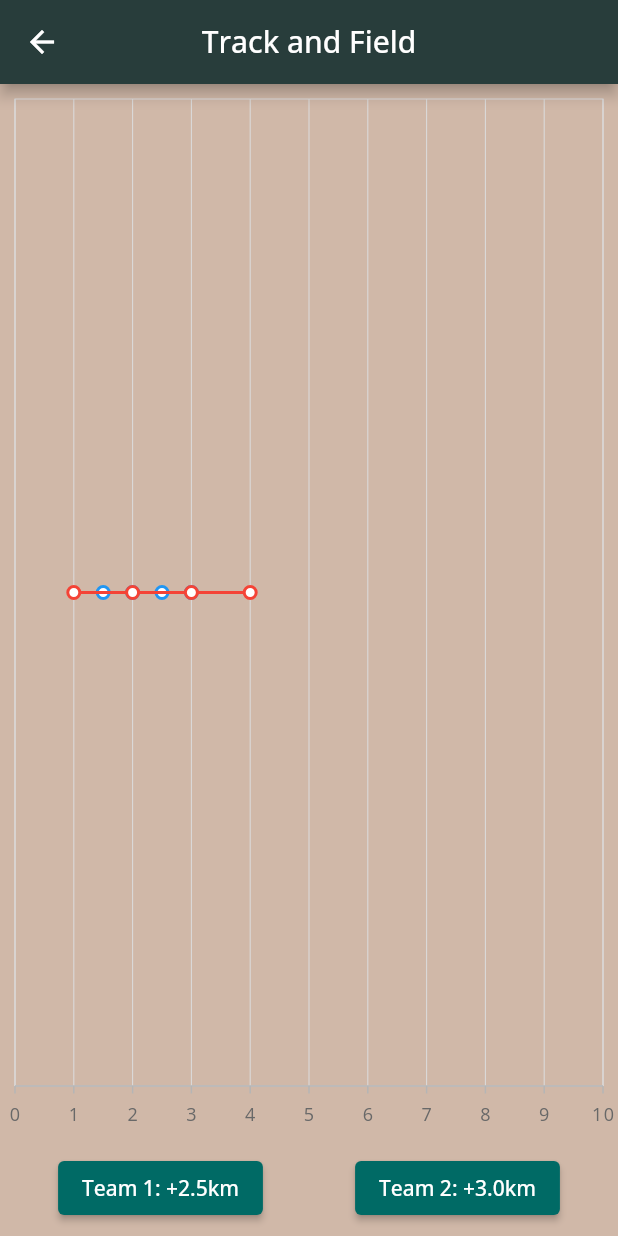
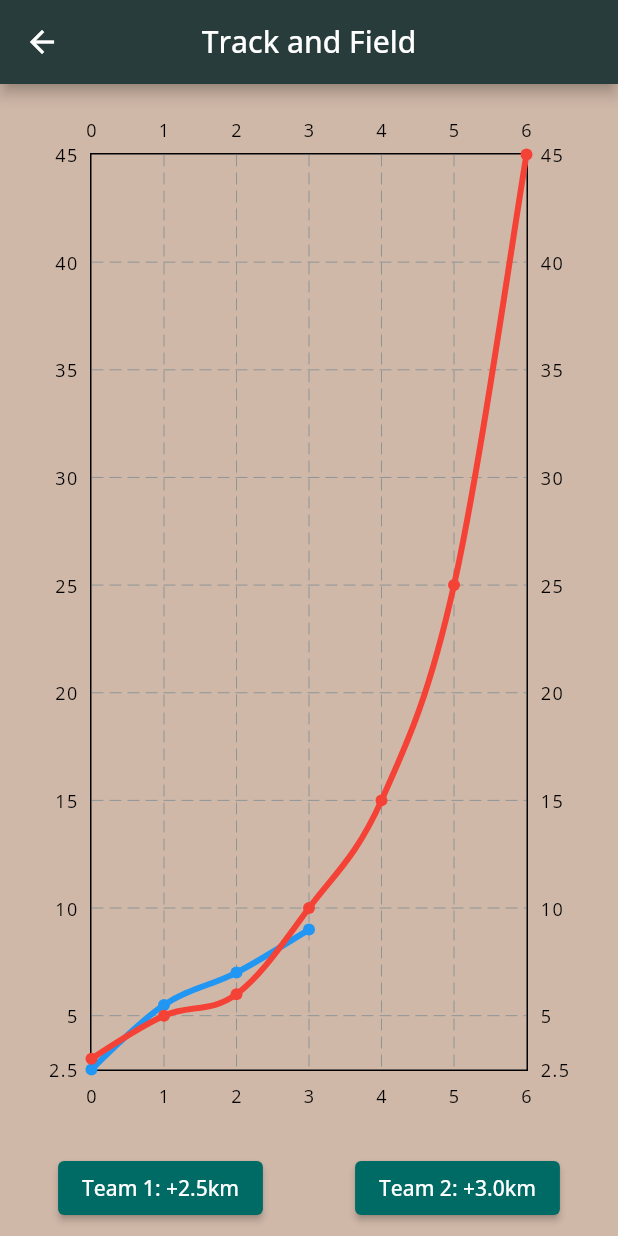
Before and after one commit to T-Pirozzini/ride_tide_stride, a Flutter app: the TrackPage screen opened directly, on a phone screen of 412 x 824 dp. Run offline on Flutter 3.47's test engine with Material 3 defaults, Android fonts, the phone set to English and light mode, and no system bars; drawn by our look-alikes of fl_chart; our stand-ins replace badges, cloud_firestore, firebase_auth, firebase_core, firebase_messaging, flutter_colorpicker and 9 more; missing offline and left inert: mailto, strava_client; accounts and stored records are empty.

Commit message:
implement line chart to display relay progress - it should work - fix flutter upgrade errors - override colorpicker issue

```diff
--- a/lib/screens/challenges/chaos_circuit/chaos_circuit.dart
+++ b/lib/screens/challenges/chaos_circuit/chaos_circuit.dart
@@ -59,7 +59,22 @@ class _ChaosCircuitState extends ConsumerState<ChaosCircuit> {
               Container(
                 color: Colors.grey[200],
                 height: 300,
-                child: TrackPage(),
+                child: TrackComponent(
+                  team1Distances: [
+                    2.5,
+                    3.0,
+                    1.5,
+                    2.0,
+                    20.0,
+                  ], // Dummy data for testing
+                  team2Distances: [
+                    3.0,
+                    2.0,
+                    1.0,
+                    4.0,
+                    10.0
+                  ], // Dummy data for testing
+                ),
               ),
             ],
           );
--- a/lib/screens/challenges/chaos_circuit/track_component.dart
+++ b/lib/screens/challenges/chaos_circuit/track_component.dart
@@ -1,7 +1,6 @@
 import 'package:fl_chart/fl_chart.dart';
 import 'package:flutter/material.dart';
 import 'package:flutter_riverpod/flutter_riverpod.dart';
-import 'package:syncfusion_flutter_charts/charts.dart';
 
 // final team1Provider = StateProvider<List<double>>((ref) => []);
 // final team2Provider = StateProvider<List<double>>((ref) => []);
@@ -9,7 +8,7 @@ import 'package:syncfusion_flutter_charts/charts.dart';
 final team1Provider =
     StateProvider<List<double>>((ref) => [2.5, 3.0, 1.5, 2.0]);
 final team2Provider =
-    StateProvider<List<double>>((ref) => [3.0, 2.0, 1.0, 4.0]);
+    StateProvider<List<double>>((ref) => [3.0, 2.0, 1.0, 4.0, 5.0, 10.0, 20.0]);
 
 class TrackPage extends ConsumerWidget {
   @override
@@ -66,25 +65,64 @@ class TrackComponent extends StatelessWidget {
 
   @override
   Widget build(BuildContext context) {
-    return SfCartesianChart(
-      primaryXAxis: NumericAxis(minimum: 0, maximum: 10, interval: 1),
-      primaryYAxis: NumericAxis(minimum: 0, maximum: 1, isVisible: false),
-      series: <CartesianSeries>[
-        LineSeries<double, double>(
-          dataSource: team1Distances,
-          xValueMapper: (double distance, int index) => distance % 10,
-          yValueMapper: (double distance, int index) => 0.5,
-          markerSettings: MarkerSettings(isVisible: true),
-          color: Colors.blue,
+    // Generate cumulative distances
+    List<double> cumulativeTeam1Distances =
+        _getCumulativeDistances(team1Distances);
+    List<double> cumulativeTeam2Distances =
+        _getCumulativeDistances(team2Distances);
+
+    return Padding(
+      padding: const EdgeInsets.all(16.0),
+      child: LineChart(
+        LineChartData(
+          gridData: FlGridData(show: true),
+          titlesData: FlTitlesData(
+              // leftTitles: SideTitles(showTitles: true),
+              // bottomTitles: SideTitles(showTitles: true),
+              ),
+          borderData: FlBorderData(show: true),
+          lineBarsData: [
+            LineChartBarData(
+              spots: _getSpots(cumulativeTeam1Distances),
+              isCurved: true,
+              color: Colors.blue,
+              barWidth: 4,
+              isStrokeCapRound: true,
+              dotData: FlDotData(show: true),
+              belowBarData: BarAreaData(show: false),
+            ),
+            LineChartBarData(
+              spots: _getSpots(cumulativeTeam2Distances),
+              isCurved: true,
+              color: Colors.red,
+              barWidth: 4,
+              isStrokeCapRound: true,
+              dotData: FlDotData(show: true),
+              belowBarData: BarAreaData(show: false),
+            ),
+          ],
         ),
-        LineSeries<double, double>(
-          dataSource: team2Distances,
-          xValueMapper: (double distance, int index) => distance % 10,
-          yValueMapper: (double distance, int index) => 0.5,
-          markerSettings: MarkerSettings(isVisible: true),
-          color: Colors.red,
-        ),
-      ],
+      ),
     );
   }
+
+  // Helper method to get cumulative distances
+  List<double> _getCumulativeDistances(List<double> distances) {
+    List<double> cumulativeDistances = [];
+    double total = 0;
+    for (var distance in distances) {
+      total += distance;
+      cumulativeDistances.add(total);
+    }
+    return cumulativeDistances;
+  }
+
+  // Helper method to convert distances to FlSpots
+  List<FlSpot> _getSpots(List<double> distances) {
+    List<FlSpot> spots = [];
+    for (int i = 0; i < distances.length; i++) {
+      spots.add(FlSpot(i.toDouble(), distances[i]));
+    }
+    return spots;
+  }
 }
--- a/lib/screens/challenges/snow2surf/snow_2_surf_page.dart
+++ b/lib/screens/challenges/snow2surf/snow_2_surf_page.dart
@@ -1226,11 +1226,10 @@ class _Snow2SurfState extends State<Snow2Surf> {
                         child: Row(
                           mainAxisSize: MainAxisSize.min,
                           children: [
-                            Icon(
-                              Icons.error_outline,
-                              color: Theme.of(context)
-                                  .errorColor, // Or any color that fits your design
-                            ),
+                            Icon(Icons.error_outline,
+                                color: Colors
+                                    .redAccent // Or any color that fits your design
+                                ),
                             SizedBox(
                                 width:
                                     8), // Provides spacing between the icon and the text
--- a/lib/theme.dart
+++ b/lib/theme.dart
@@ -43,6 +43,7 @@ ThemeData primaryTheme = ThemeData(
   buttonTheme: ButtonThemeData(),
 
   textTheme: const TextTheme().copyWith(
+
     bodySmall: TextStyle(
       color: AppColors.textColor,
       fontSize: 10,
```
Also changed, not shown: pubspec.yaml (+7 -1 lines), pubspec.lock.
